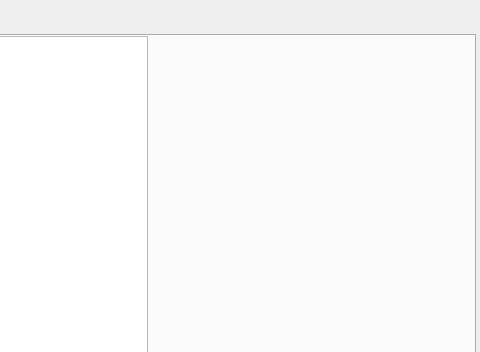
The window that main.ui (cyyself/smart-system-lab) describes before a commit, drawn with Qt 5; both pictures show x 505 to 985 and y 0 to 352 of the 985 by 461 pixel window.
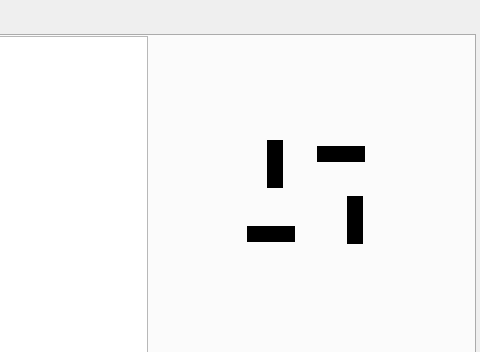
The same window after the commit. The open tabs and pages were chosen to show the change. Icons and pictures are not drawn.

```diff
--- a/main.ui
+++ b/main.ui
@@ -660,6 +660,9 @@
       <property name="autoFillBackground">
        <bool>false</bool>
       </property>
+      <property name="styleSheet">
+       <string notr="true">background-color: black</string>
+      </property>
       <property name="text">
        <string/>
       </property>
@@ -676,6 +679,9 @@
       <property name="autoFillBackground">
        <bool>false</bool>
       </property>
+      <property name="styleSheet">
+       <string notr="true">background-color: black</string>
+      </property>
       <property name="text">
        <string/>
       </property>
@@ -692,6 +698,9 @@
       <property name="autoFillBackground">
        <bool>false</bool>
       </property>
+      <property name="styleSheet">
+       <string notr="true">background-color: black</string>
+      </property>
       <property name="text">
        <string/>
       </property>
@@ -708,6 +717,9 @@
       <property name="autoFillBackground">
        <bool>false</bool>
       </property>
+      <property name="styleSheet">
+       <string notr="true">background-color: black</string>
+      </property>
       <property name="text">
        <string/>
       </property>
@@ -724,6 +736,9 @@
       <property name="autoFillBackground">
        <bool>false</bool>
       </property>
+      <property name="styleSheet">
+       <string notr="true">background-color: black</string>
+      </property>
       <property name="text">
        <string/>
       </property>
@@ -740,6 +755,9 @@
       <property name="autoFillBackground">
        <bool>false</bool>
       </property>
+      <property name="styleSheet">
+       <string notr="true">background-color: black</string>
+      </property>
       <property name="text">
        <string/>
       </property>
@@ -756,6 +774,9 @@
       <property name="autoFillBackground">
        <bool>false</bool>
       </property>
+      <property name="styleSheet">
+       <string notr="true">background-color: black</string>
+      </property>
       <property name="text">
        <string/>
       </property>
@@ -772,6 +793,9 @@
       <property name="autoFillBackground">
        <bool>false</bool>
       </property>
+      <property name="styleSheet">
+       <string notr="true">background-color: black</string>
+      </property>
       <property name="text">
        <string/>
       </property>
@@ -788,6 +812,9 @@
       <property name="autoFillBackground">
        <bool>false</bool>
       </property>
+      <property name="styleSheet">
+       <string notr="true">background-color: black</string>
+      </property>
       <property name="text">
        <string/>
       </property>
@@ -804,6 +831,9 @@
       <property name="autoFillBackground">
        <bool>false</bool>
       </property>
+      <property name="styleSheet">
+       <string notr="true">background-color: black</string>
+      </property>
       <property name="text">
        <string/>
       </property>
@@ -820,6 +850,9 @@
       <property name="autoFillBackground">
        <bool>false</bool>
       </property>
+      <property name="styleSheet">
+       <string notr="true">background-color: black</string>
+      </property>
       <property name="text">
        <string/>
       </property>
@@ -836,6 +869,9 @@
       <property name="autoFillBackground">
        <bool>false</bool>
       </property>
+      <property name="styleSheet">
+       <string notr="true">background-color: black</string>
+      </property>
       <property name="text">
        <string/>
       </property>
```
Left out of the diff: 20 changed lines with no effect on the pictures.
